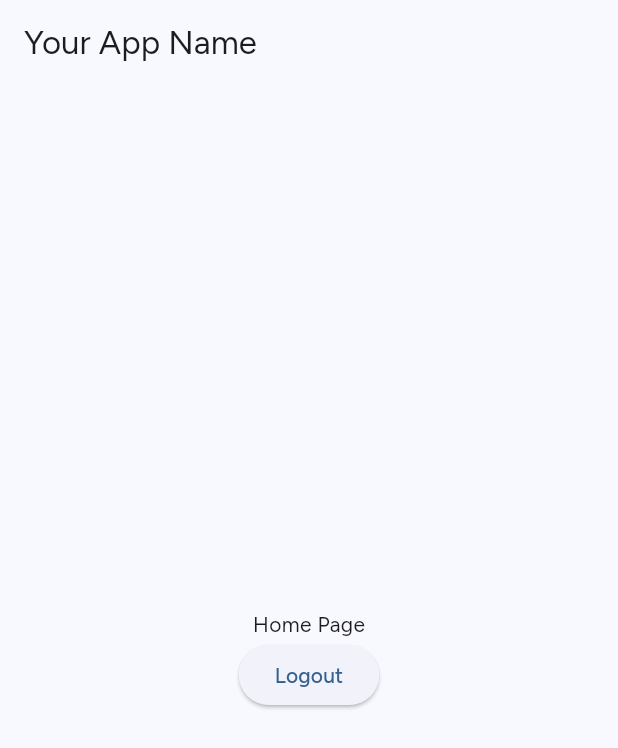
After one commit to absktoday/revnotes_flutter_pocketbase, a Flutter app: the HomePage screen opened by its route, on a phone screen of 412 x 824 dp. The commit adds this screen. Shown: the top 748 px of the screen. Run offline on Flutter 3.47's test engine with Material 3 defaults, Android fonts, the phone set to English and light mode, and no system bars; our stand-ins replace email_validator, flutter_riverpod, go_router, google_fonts, pocketbase, shared_preferences and 1 more; accounts and stored records are empty.

Commit message:
Pocketbase + Riverpod + Go_Router

```diff
--- a/analysis_options.yaml
+++ b/analysis_options.yaml
@@ -26,3 +26,6 @@ linter:
 
 # Additional information about this file can be found at
 # https://dart.dev/guides/language/analysis-options
+analyzer:
+  plugins:
+    - custom_lint
--- /dev/null
+++ b/lib/src/config/app_router.dart
@@ -0,0 +1,74 @@
+import 'package:flutter/material.dart';
+import 'package:flutter_riverpod/flutter_riverpod.dart';
+import 'package:go_router/go_router.dart';
+import 'package:revnotes_flutter_pocketbase/src/pages/home_page.dart';
+import 'package:revnotes_flutter_pocketbase/src/pages/landing_page.dart';
+import 'package:revnotes_flutter_pocketbase/src/pages/login_page.dart';
+import 'package:revnotes_flutter_pocketbase/src/pages/signin_page.dart';
+import 'package:revnotes_flutter_pocketbase/src/providers/providers.dart';
+
+final _key = GlobalKey<NavigatorState>();
+
+enum AppRoute { landing, signin, dashboard }
+
+final routerProvider = Provider<GoRouter>((ref) {
+  final authState = ref.watch(authProvider);
+
+  return GoRouter(
+    navigatorKey: _key,
+
+    /// Forwards diagnostic messages to the dart:developer log() API.
+    // debugLogDiagnostics: true,
+
+    /// Initial Routing Location
+    initialLocation: '/${AppRoute.dashboard.name}',
+
+    /// The listeners are typically used to notify clients that the object has been
+    /// updated.
+    refreshListenable: authState,
+
+    routes: [
+      GoRoute(
+        path: '/',
+        name: AppRoute.landing.name,
+        builder: (context, state) {
+          return const LandingPage();
+        },
+      ),
+      GoRoute(
+        path: '/${AppRoute.signin.name}',
+        name: AppRoute.signin.name,
+        builder: (context, state) {
+          return const SignInPage();
+        },
+      ),
+      GoRoute(
+        path: '/${AppRoute.dashboard.name}',
+        name: AppRoute.dashboard.name,
+        builder: (context, state) {
+          return const HomePage();
+        },
+      ),
+    ],
+    redirect: (context, state) {
+      /**
+      * Your Redirection Logic Code  Here..........
+      */
+      final isAuthenticated = authState.isValid;
+
+      print('Is Logged In $isAuthenticated');
+
+      /// [state.fullPath] will give current  route Path
+
+      if (state.fullPath == '/${AppRoute.signin.name}') {
+        return isAuthenticated
+            ? '/${AppRoute.dashboard.name}'
+            : '/${AppRoute.signin.name}';
+      }
+
+      /// null redirects to Initial Location
+
+      return isAuthenticated ? null : '/';
+    },
+  );
+});
--- /dev/null
+++ b/lib/src/pages/home_page.dart
@@ -0,0 +1,29 @@
+import 'package:flutter/material.dart';
+import 'package:flutter_riverpod/flutter_riverpod.dart';
+import 'package:revnotes_flutter_pocketbase/src/providers/providers.dart';
+
+class HomePage extends ConsumerWidget {
+  const HomePage({super.key});
+
+  @override
+  Widget build(BuildContext context, WidgetRef ref) {
+    return Scaffold(
+      appBar: AppBar(title: const Text("Your App Name")),
+      body: Center(
+        child: Column(
+          mainAxisAlignment: MainAxisAlignment.center,
+          crossAxisAlignment: CrossAxisAlignment.center,
+          children: [
+            const Text("Home Page"),
+            ElevatedButton(
+              onPressed: () async {
+                ref.read(authProvider.notifier).signOut();
+              },
+              child: const Text("Logout"),
+            ),
+          ],
+        ),
+      ),
+    );
+  }
+}
--- /dev/null
+++ b/lib/src/providers/providers.dart
@@ -0,0 +1,4 @@
+import 'package:flutter_riverpod/flutter_riverpod.dart';
+import 'package:revnotes_flutter_pocketbase/src/controllers/auth_controller.dart';
+
+final authProvider = ChangeNotifierProvider((ref) => AuthController());
```
Also changed, not shown: lib/main.dart (+13 -6 lines), lib/src/controllers/auth_controller.dart (added, +54 -0 lines), lib/src/pages/login_page.dart (added, +29 -0 lines), lib/src/pages/signin_page.dart (+8 -4 lines), pubspec.yaml (+9 -0 lines), pubspec.lock, 3 other files.
